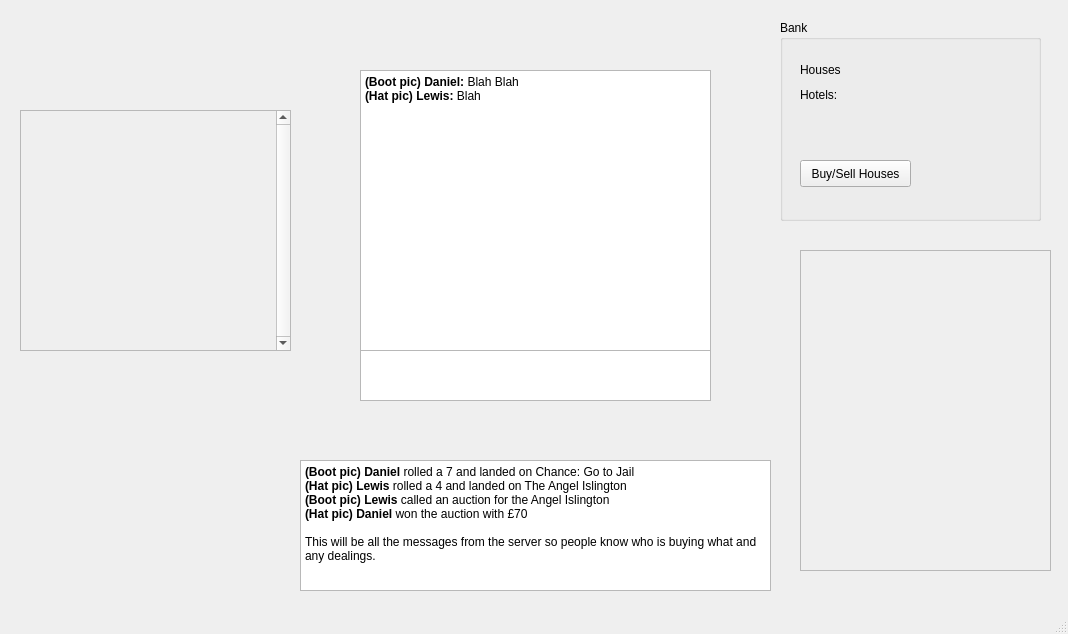
This is monopoly/gui/board.ui in woodenbrick/monopoly as Qt 5 draws it before an edit. The edited form follows.
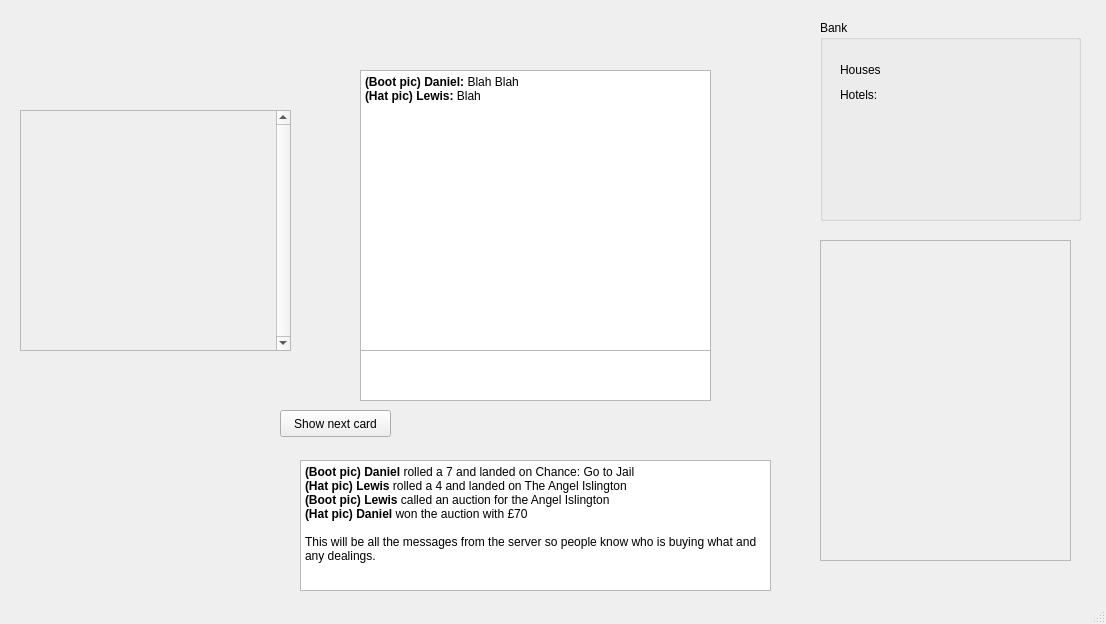
This is the edited form.

Commit message: demo of card showing

Diff of the .ui file:
```diff
--- a/monopoly/gui/board.ui
+++ b/monopoly/gui/board.ui
@@ -1,29 +1,47 @@
 <?xml version="1.0" encoding="UTF-8"?>
 <ui version="4.0">
  <class>Board</class>
- <widget class="QMainWindow" name="Board">
-  <property name="geometry">
+ <widget class="QMainWindow" name="Board" >
+  <property name="geometry" >
    <rect>
     <x>0</x>
     <y>0</y>
-    <width>1068</width>
-    <height>634</height>
+    <width>1106</width>
+    <height>624</height>
    </rect>
   </property>
   <property name="windowTitle">
    <string>MainWindow</string>
   </property>
-  <widget class="QWidget" name="centralwidget">
-   <widget class="QLabel" name="board_pic">
-    <property name="geometry">
+  <widget class="QWidget" name="centralwidget" >
+   <widget class="QLabel" name="board_pic" >
+    <property name="geometry" >
      <rect>
       <x>300</x>
       <y>10</y>
-      <width>471</width>
-      <height>451</height>
+      <width>500</width>
+      <height>500</height>
      </rect>
     </property>
-    <property name="text">
+    <property name="sizePolicy" >
+     <sizepolicy vsizetype="Fixed" hsizetype="Fixed" >
+      <horstretch>0</horstretch>
+      <verstretch>0</verstretch>
+     </sizepolicy>
+    </property>
+    <property name="minimumSize" >
+     <size>
+      <width>500</width>
+      <height>500</height>
+     </size>
+    </property>
+    <property name="maximumSize" >
+     <size>
+      <width>500</width>
+      <height>500</height>
+     </size>
+    </property>
+    <property name="text" >
      <string/>
     </property>
     <property name="scaledContents">
@@ -83,10 +101,10 @@
 &lt;p style=&quot; margin-top:0px; margin-bottom:0px; margin-left:0px; margin-right:0px; -qt-block-indent:0; text-indent:0px;&quot;&gt;&lt;span style=&quot; font-family:'DejaVu Sans'; font-size:9pt;&quot;&gt;This will be all the messages from the server so people know who is buying what and any dealings.&lt;/span&gt;&lt;/p&gt;&lt;/body&gt;&lt;/html&gt;</string>
     </property>
    </widget>
-   <widget class="QGroupBox" name="groupBox_3">
-    <property name="geometry">
+   <widget class="QGroupBox" name="groupBox_3" >
+    <property name="geometry" >
      <rect>
-      <x>780</x>
+      <x>820</x>
       <y>20</y>
       <width>261</width>
       <height>201</height>
@@ -95,21 +113,8 @@
     <property name="title">
      <string>Bank</string>
     </property>
-    <widget class="QPushButton" name="pushButton_2">
-     <property name="geometry">
-      <rect>
-       <x>20</x>
-       <y>140</y>
-       <width>111</width>
-       <height>27</height>
-      </rect>
-     </property>
-     <property name="text">
-      <string>Buy/Sell Houses</string>
-     </property>
-    </widget>
-    <widget class="QWidget" name="layoutWidget">
-     <property name="geometry">
+    <widget class="QWidget" name="layoutWidget" >
+     <property name="geometry" >
       <rect>
        <x>20</x>
        <y>40</y>
@@ -161,11 +166,11 @@
      </layout>
     </widget>
    </widget>
-   <widget class="QScrollArea" name="offerContainer">
-    <property name="geometry">
+   <widget class="QScrollArea" name="offerContainer" >
+    <property name="geometry" >
      <rect>
-      <x>800</x>
-      <y>250</y>
+      <x>820</x>
+      <y>240</y>
       <width>251</width>
       <height>321</height>
      </rect>
@@ -173,13 +178,13 @@
     <property name="widgetResizable">
      <bool>true</bool>
     </property>
-    <widget class="QWidget" name="scrollAreaWidgetContents">
-     <property name="geometry">
+    <widget class="QWidget" name="scrollAreaWidgetContents" >
+     <property name="geometry" >
       <rect>
        <x>0</x>
        <y>0</y>
-       <width>249</width>
-       <height>319</height>
+       <width>247</width>
+       <height>317</height>
       </rect>
      </property>
     </widget>
@@ -213,22 +218,82 @@
      </property>
     </widget>
    </widget>
-   <widget class="QLabel" name="currentProperty">
-    <property name="geometry">
+   <widget class="QLabel" name="currentPropertyPic" >
+    <property name="geometry" >
      <rect>
       <x>41</x>
-      <y>387</y>
-      <width>121</width>
-      <height>111</height>
+      <y>357</y>
+      <width>211</width>
+      <height>221</height>
      </rect>
     </property>
-    <property name="text">
+    <property name="frameShape" >
+     <enum>QFrame::NoFrame</enum>
+    </property>
+    <property name="text" >
      <string/>
     </property>
     <property name="scaledContents">
      <bool>true</bool>
     </property>
    </widget>
+   <widget class="QLabel" name="currentPropertyText" >
+    <property name="geometry" >
+     <rect>
+      <x>80</x>
+      <y>420</y>
+      <width>141</width>
+      <height>141</height>
+     </rect>
+    </property>
+    <property name="frameShape" >
+     <enum>QFrame::NoFrame</enum>
+    </property>
+    <property name="text" >
+     <string/>
+    </property>
+    <property name="wordWrap" >
+     <bool>true</bool>
+    </property>
+   </widget>
+   <widget class="QLabel" name="currentPropertyName" >
+    <property name="geometry" >
+     <rect>
+      <x>50</x>
+      <y>380</y>
+      <width>191</width>
+      <height>21</height>
+     </rect>
+    </property>
+    <property name="font" >
+     <font>
+      <weight>75</weight>
+      <bold>true</bold>
+     </font>
+    </property>
+    <property name="frameShape" >
+     <enum>QFrame::NoFrame</enum>
+    </property>
+    <property name="text" >
+     <string/>
+    </property>
+    <property name="alignment" >
+     <set>Qt::AlignCenter</set>
+    </property>
+   </widget>
+   <widget class="QPushButton" name="pushButton_2" >
+    <property name="geometry" >
+     <rect>
+      <x>280</x>
+      <y>410</y>
+      <width>111</width>
+      <height>27</height>
+     </rect>
+    </property>
+    <property name="text" >
+     <string>Show next card</string>
+    </property>
+   </widget>
   </widget>
   <widget class="QMenuBar" name="menubar">
    <property name="geometry">
```
Left out of the diff: 119 changed lines with no effect on the pictures. The commit also changes 2 other files.
